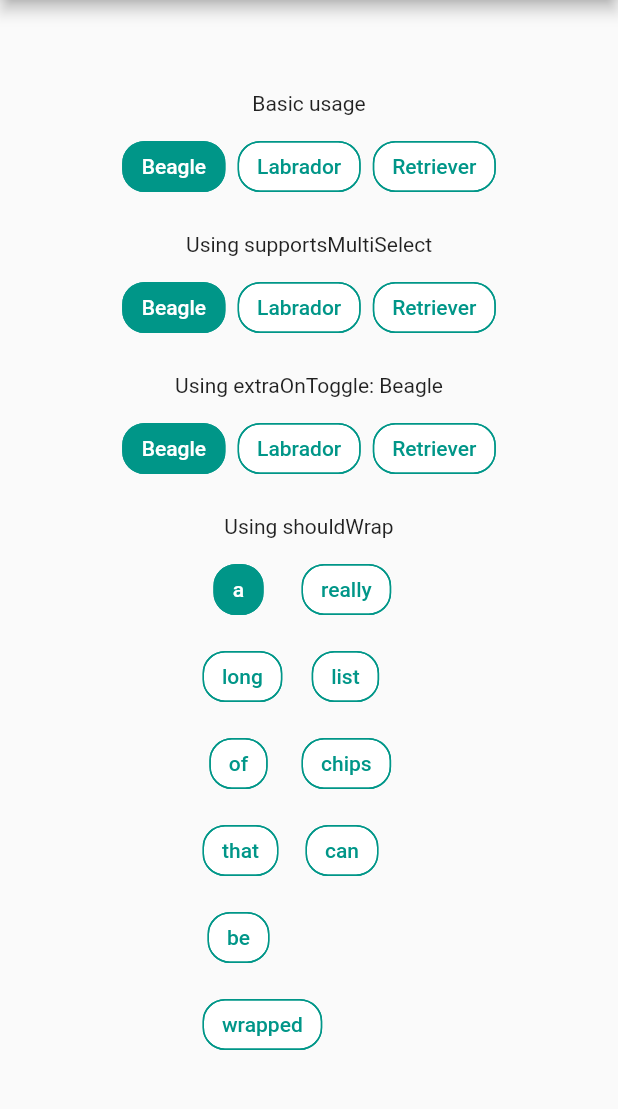
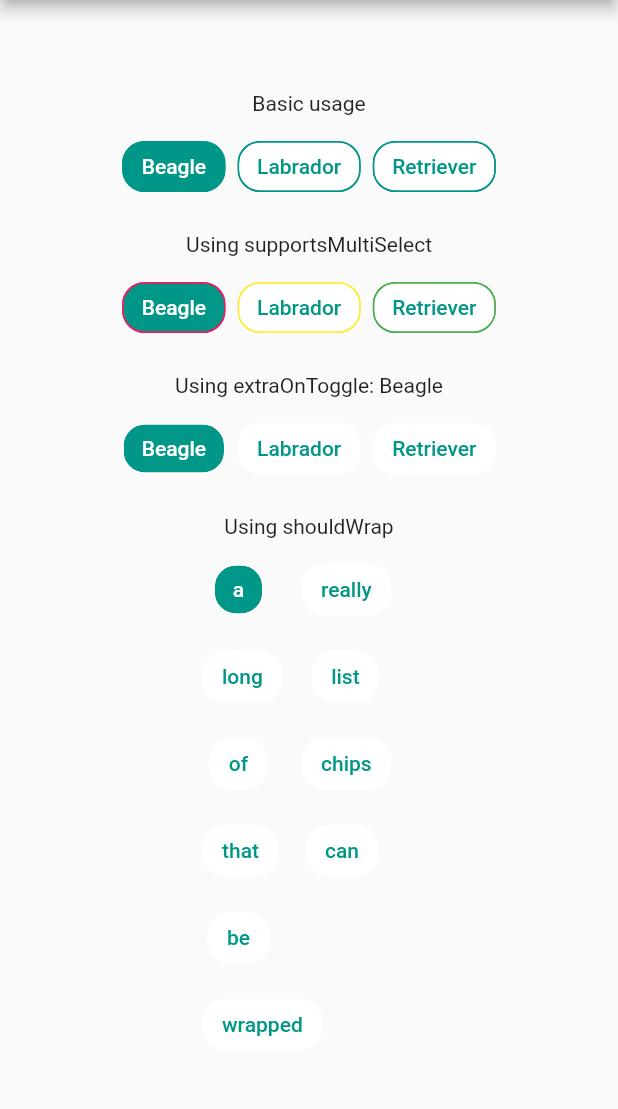
Before and after one commit to bossbeagle1509/chip_list, a Flutter app: the screen it shows after launch, on a phone screen of 412 x 824 dp, the part 84-1193 px from its top. Run offline on Flutter 3.47's test engine with Material 2 defaults, Android fonts, the phone set to English and light mode, and no system bars.

Commit message:
Added supprt for per item border color and radius customisation.

```diff
--- a/example/lib/main.dart
+++ b/example/lib/main.dart
@@ -55,6 +55,7 @@ class _HomePageState extends State<HomePage> {
             activeTextColor: Colors.white,
             inactiveTextColor: Theme.of(context).primaryColor,
             listOfChipIndicesCurrentlySeclected: [0],
+            borderColorList: [Theme.of(context).primaryColor],
           ),
 
           // Using [supportsMultiSelect]
@@ -73,6 +74,7 @@ class _HomePageState extends State<HomePage> {
             activeTextColor: Colors.white,
             inactiveTextColor: Theme.of(context).primaryColor,
             listOfChipIndicesCurrentlySeclected: [0],
+            borderColorList: [Colors.pink, Colors.yellow, Colors.green],
           ),
 
           // Using [extraOnToggle]
--- a/lib/chip_list.dart
+++ b/lib/chip_list.dart
@@ -12,7 +12,7 @@ typedef OnToggle = void Function(int index);
 /// Use [supportsMultiSelect] if
 /// multiple chips can be selected at once.
 class ChipList extends StatefulWidget {
-  ChipList({
+  const ChipList({
     Key? key,
     required this.listOfChipNames,
     required this.activeBgColor,
@@ -20,8 +20,10 @@ class ChipList extends StatefulWidget {
     required this.activeTextColor,
     required this.inactiveTextColor,
     required this.listOfChipIndicesCurrentlySeclected,
+    this.style,
+    this.borderColorList = const [Colors.white],
+    this.borderRadiiList = const [15],
     this.supportsMultiSelect = false,
-    this.style,
     this.extraOnToggle,
     this.shouldWrap = false,
     this.scrollPhysics,
@@ -148,6 +150,26 @@ class ChipList extends StatefulWidget {
   /// Defaults to [VerticalDirection.down].
   final VerticalDirection verticalDirection;
 
+  /// If you want to customize the
+  /// border radii of each [ChoiceChip], then set
+  /// the radius of each [ChoiceChip] here in order.
+  ///
+  /// If you want to use a single radius
+  /// for all chips, then set only one radius here.
+  ///
+  /// Deafults to 15.0.
+  final List<double> borderRadiiList;
+
+  // If you want to customize the
+  /// border color of each [ChoiceChip], then set
+  /// the color of each [ChoiceChip] here in order.
+  ///
+  /// If you want to use a single color
+  /// for all chips, then set only one color here.
+  ///
+  /// Deafults to [Colors.white].
+  final List<Color> borderColorList;
+
   @override
   _ChipListState createState() => _ChipListState();
 }
@@ -227,6 +249,21 @@ class _ChipListState extends State<ChipList> {
   }
 
   @override
+  void initState() {
+    super.initState();
+
+    if (widget.borderColorList.length != 1 &&
+        widget.borderColorList.length != widget.listOfChipNames.length) {
+      throw 'Length of borderColorList must match the length of listOfChipNames, if overriden.';
+    }
+
+    if (widget.borderRadiiList.length != 1 &&
+        widget.borderRadiiList.length != widget.listOfChipNames.length) {
+      throw 'Length of borderRadiiList must match the length of listOfChipNames, if overriden.';
+    }
+  }
+
+  @override
   Widget build(BuildContext context) {
     return widget.shouldWrap
         ? Wrap(
@@ -246,8 +283,16 @@ class _ChipListState extends State<ChipList> {
                           ),
                   ),
                   shape: RoundedRectangleBorder(
-                    borderRadius: BorderRadius.circular(15),
-                    side: BorderSide(color: Theme.of(context).primaryColor),
+                    borderRadius: BorderRadius.circular(
+                      widget.borderRadiiList.length == 1
+                          ? widget.borderRadiiList.first
+                          : widget.borderRadiiList[index],
+                    ),
+                    side: BorderSide(
+                      color: widget.borderColorList.length == 1
+                          ? widget.borderColorList.first
+                          : widget.borderColorList[index],
+                    ),
                   ),
                   backgroundColor: widget.inactiveBgColor,
                   selected: _checkChipSelectionStatus(index),
@@ -299,8 +344,15 @@ class _ChipListState extends State<ChipList> {
                             ),
                     ),
                     shape: RoundedRectangleBorder(
-                      borderRadius: BorderRadius.circular(15),
-                      side: BorderSide(color: Theme.of(context).primaryColor),
+                      borderRadius: BorderRadius.circular(
+                          widget.borderRadiiList.length == 1
+                              ? widget.borderRadiiList.first
+                              : widget.borderRadiiList[index]),
+                      side: BorderSide(
+                        color: widget.borderColorList.length == 1
+                            ? widget.borderColorList.first
+                            : widget.borderColorList[index],
+                      ),
                     ),
                     backgroundColor: widget.inactiveBgColor,
                     selected: _checkChipSelectionStatus(index),
```
